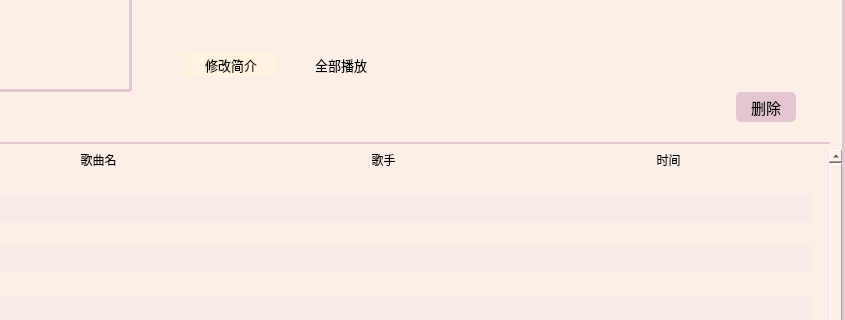
Qt form ui/Main.ui (MyEternalMoon/PyQt_mp3Player) before a commit; both pictures show x 255 to 1100 and y 148 to 468 of the 1100 by 800 pixel window.
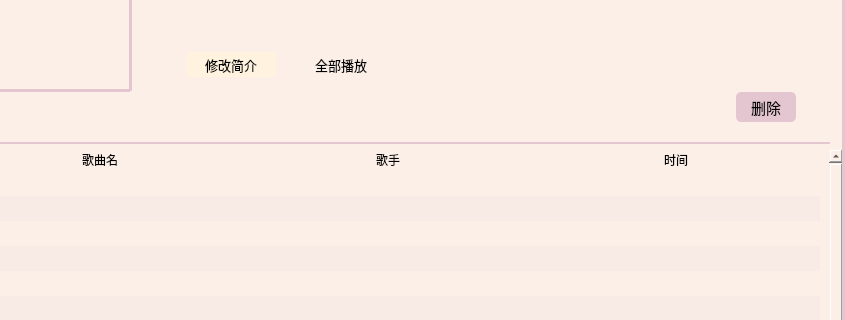
The same form after that commit. Icons and pictures are not drawn.

Patch:
```diff
--- a/ui/Main.ui
+++ b/ui/Main.ui
@@ -12,8 +12,14 @@
   </property>
   <property name="minimumSize">
    <size>
-    <width>1000</width>
-    <height>750</height>
+    <width>1100</width>
+    <height>800</height>
+   </size>
+  </property>
+  <property name="maximumSize">
+   <size>
+    <width>1100</width>
+    <height>800</height>
    </size>
   </property>
   <property name="windowTitle">
@@ -1251,6 +1257,15 @@
       <height>420</height>
      </rect>
     </property>
+    <property name="font">
+     <font>
+      <family>微软雅黑 Light</family>
+      <pointsize>11</pointsize>
+     </font>
+    </property>
+    <property name="contextMenuPolicy">
+     <enum>Qt::NoContextMenu</enum>
+    </property>
     <property name="styleSheet">
      <string notr="true">QTableWidget
 {
@@ -1323,7 +1338,7 @@
      <bool>false</bool>
     </attribute>
     <attribute name="horizontalHeaderDefaultSectionSize">
-     <number>285</number>
+     <number>288</number>
     </attribute>
     <attribute name="horizontalHeaderHighlightSections">
      <bool>false</bool>
@@ -1381,6 +1396,21 @@
       <string>时间</string>
      </property>
     </column>
+    <item row="0" column="0">
+     <property name="text">
+      <string/>
+     </property>
+    </item>
+    <item row="0" column="1">
+     <property name="text">
+      <string/>
+     </property>
+    </item>
+    <item row="0" column="2">
+     <property name="text">
+      <string/>
+     </property>
+    </item>
    </widget>
    <widget class="Line" name="line_15">
     <property name="geometry">
```
Left out of the diff: 15 changed lines with no effect on the pictures.
